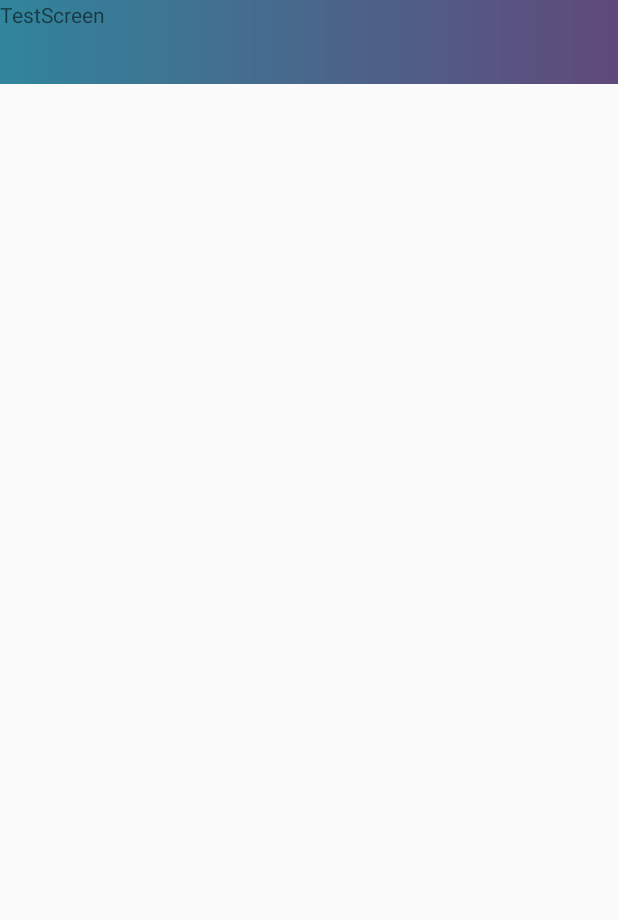
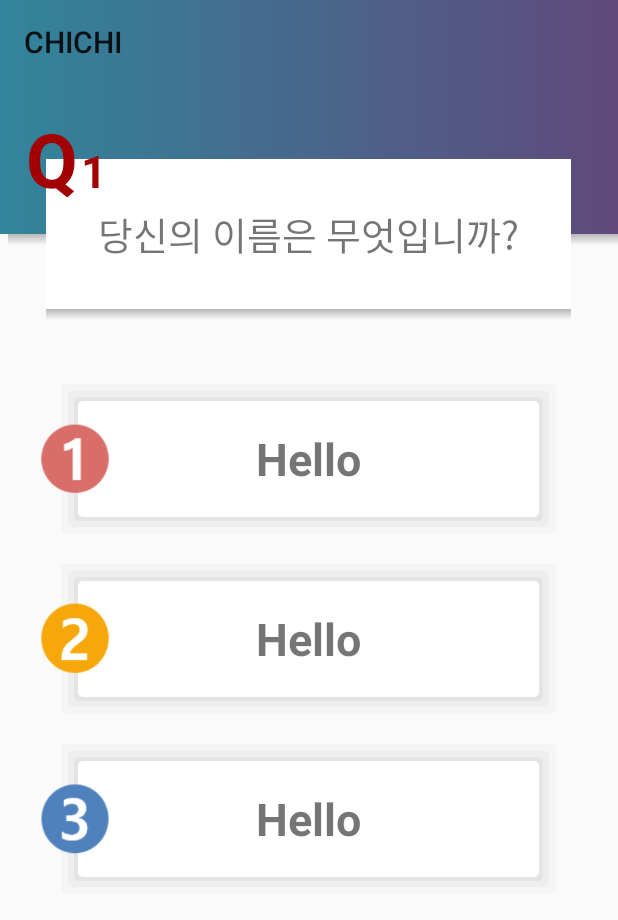
Before and after one commit to HyeonJiChoi/ChiChi, an Android app: the InspectorTestScreen screen opened directly, with no data from a screen before it, on a phone screen of 412 x 824 dp. Shown: the top 920 px of the screen. Run offline under Robolectric (Android 15) with nearby library versions, the phone set to English and light mode, and no system bars.

Commit message:
add questions
add questions

```diff
--- a/CHICHI/app/build.gradle
+++ b/CHICHI/app/build.gradle
@@ -25,6 +25,9 @@ dependencies {
     implementation 'com.google.firebase:firebase-firestore:17.1.2'
     implementation 'com.google.firebase:firebase-storage:16.0.4'
     implementation 'com.google.firebase:firebase-auth:16.0.5'
+    implementation 'androidx.appcompat:appcompat:1.0.2'
+    implementation 'androidx.lifecycle:lifecycle-extensions:2.0.0'
+    implementation 'androidx.legacy:legacy-support-v4:1.0.0'
     testImplementation 'junit:junit:4.12'
     androidTestImplementation 'androidx.test.ext:junit:1.1.0'
     androidTestImplementation 'androidx.test.espresso:espresso-core:3.1.1'
--- a/CHICHI/app/src/main/AndroidManifest.xml
+++ b/CHICHI/app/src/main/AndroidManifest.xml
@@ -9,7 +9,7 @@
         android:roundIcon="@mipmap/ic_launcher_round"
         android:supportsRtl="true"
         android:theme="@style/AppTheme">
-        <activity android:name=".InspectorTestScreen"></activity>
+        <activity android:name=".InspectorTestScreen" />
         <activity android:name=".InspectorMainScreen" />
         <activity android:name=".MainActivity">
             <intent-filter>
--- /dev/null
+++ b/CHICHI/app/src/main/java/org/dementia/chichi/InspectorTestProblemList.java
@@ -0,0 +1,21 @@
+package org.dementia.chichi;
+
+import android.content.Context;
+import android.net.Uri;
+import android.os.Bundle;
+
+import androidx.fragment.app.Fragment;
+
+import android.view.LayoutInflater;
+import android.view.View;
+import android.view.ViewGroup;
+
+public class InspectorTestProblemList extends Fragment {
+
+    public View onCreateView(LayoutInflater inflater, ViewGroup container,
+                             Bundle savedInstanceState) {
+        // Inflate the layout for this fragment
+        return inflater.inflate(R.layout.fragment_inspector_test_problem_list, container, false);
+    }
+
+}
--- /dev/null
+++ b/CHICHI/app/src/main/java/org/dementia/chichi/InspectorTestProblemQuestion.java
@@ -0,0 +1,21 @@
+package org.dementia.chichi;
+
+
+import android.os.Bundle;
+
+import androidx.fragment.app.Fragment;
+
+import android.view.LayoutInflater;
+import android.view.View;
+import android.view.ViewGroup;
+
+
+public class InspectorTestProblemQuestion extends Fragment {
+    @Override
+    public View onCreateView(LayoutInflater inflater, ViewGroup container,
+                             Bundle savedInstanceState) {
+        // Inflate the layout for this fragment
+        return inflater.inflate(R.layout.fragment_inspector_test_problem_question, container, false);
+    }
+
+}
--- a/CHICHI/app/src/main/java/org/dementia/chichi/InspectorTestScreen.java
+++ b/CHICHI/app/src/main/java/org/dementia/chichi/InspectorTestScreen.java
@@ -1,6 +1,7 @@
 package org.dementia.chichi;
 
 import androidx.appcompat.app.AppCompatActivity;
+import androidx.appcompat.widget.Toolbar;
 
 import android.os.Bundle;
 
@@ -10,5 +11,11 @@ public class InspectorTestScreen extends AppCompatActivity {
     protected void onCreate(Bundle savedInstanceState) {
         super.onCreate(savedInstanceState);
         setContentView(R.layout.activity_inspector_test_screen);
+        setActionbar();
+    }
+    public void setActionbar() {
+        //layout을 가지고 와서 actionbar에 포팅을 시킵니다.
+        Toolbar tb = (Toolbar) findViewById(R.id.toolbar) ;
+        setSupportActionBar(tb) ;
     }
 }
--- a/CHICHI/app/src/main/res/drawable/dropshadow.xml
+++ b/CHICHI/app/src/main/res/drawable/dropshadow.xml
@@ -1,7 +1,7 @@
 <?xml version="1.0" encoding="utf-8"?>
 <shape xmlns:android="http://schemas.android.com/apk/res/android" android:shape="rectangle">
-<gradient
-    android:startColor="@android:color/transparent"
-    android:endColor="#2C000000"
-    android:angle="90"/>
+    <gradient
+        android:startColor="@android:color/transparent"
+        android:endColor="#44000000"
+        android:angle="90"/>
 </shape>
--- /dev/null
+++ b/CHICHI/app/src/main/res/drawable/othershadow.xml
@@ -0,0 +1,53 @@
+<?xml version="1.0" encoding="utf-8"?>
+<layer-list xmlns:android="http://schemas.android.com/apk/res/android" >
+
+    <item>
+        <shape>
+            <padding
+                android:bottom="5dp"
+                android:left="5dp"
+                android:right="5dp"
+                android:top="5dp" />
+
+            <solid android:color="#20CCCCCC" />
+
+            <corners android:radius="3dp" />
+        </shape>
+    </item>
+    <item>
+        <shape>
+            <padding
+                android:bottom="4dp"
+                android:left="4dp"
+                android:right="4dp"
+                android:top="4dp" />
+
+            <solid android:color="#30CCCCCC" />
+
+            <corners android:radius="3dp" />
+        </shape>
+    </item>
+    <item>
+        <shape>
+            <padding
+                android:bottom="3dp"
+                android:left="3dp"
+                android:right="3dp"
+                android:top="3dp" />
+
+            <solid android:color="#50CCCCCC" />
+
+            <corners android:radius="3dp" />
+        </shape>
+    </item>
+
+    <!-- Background -->
+    <item>
+        <shape>
+            <solid android:color="@android:color/white" />
+
+            <corners android:radius="3dp" />
+        </shape>
+    </item>
+
+</layer-list>
--- a/CHICHI/app/src/main/res/layout/activity_inspector_main_screen.xml
+++ b/CHICHI/app/src/main/res/layout/activity_inspector_main_screen.xml
@@ -13,7 +13,7 @@
         android:layout_height="wrap_content" />
     <View
         android:layout_width="match_parent"
-        android:layout_height="200dp"
+        android:layout_height="220dp"
         android:background="@drawable/gradient"
         android:layout_below="@id/toobar_include"
         android:id="@+id/backgroundView"
--- a/CHICHI/app/src/main/res/layout/activity_inspector_test_screen.xml
+++ b/CHICHI/app/src/main/res/layout/activity_inspector_test_screen.xml
@@ -3,13 +3,35 @@
     android:layout_width="match_parent"
     android:layout_height="match_parent">
     <include
-        android:id="@+id/toolbar_actionbar"
+        android:id="@+id/test_toolbar_include"
         layout="@layout/toolbar_main"
         android:layout_width="match_parent"
-        android:layout_height="200dp"/>
-    <TextView
-        android:layout_width="wrap_content"
+        android:layout_height="wrap_content"/>
+    <View
+        android:layout_width="match_parent"
+        android:layout_height="100dp"
+        android:background="@drawable/gradient"
+        android:layout_below="@id/test_toolbar_include"
+        android:id="@+id/test_backgroundView"
+        />
+    <View
+        android:layout_width="match_parent"
+        android:layout_marginLeft="5dp"
+        android:layout_height="7dp"
+        android:background="@drawable/dropshadow"
+        android:layout_below="@+id/test_backgroundView"/>
+    <fragment
+        android:id="@+id/inpectorTestScreenfragment1"
+        android:name="org.dementia.chichi.InspectorTestProblemQuestion"
+        android:layout_width="match_parent"
+        android:layout_height="200dp"
+        android:layout_below="@+id/test_toolbar_include"/>
+    <fragment
+        android:id="@+id/inpectorTestScreenfragment2"
+        android:name="org.dementia.chichi.InspectorTestProblemList"
+        android:layout_width="match_parent"
         android:layout_height="wrap_content"
-        android:text="TestScreen" />
+        android:layout_centerInParent="true"
+        android:layout_below="@+id/inpectorTestScreenfragment1"/>
 
 </RelativeLayout>
--- /dev/null
+++ b/CHICHI/app/src/main/res/layout/fragment_inspector_test_problem_list.xml
@@ -0,0 +1,58 @@
+<?xml version="1.0" encoding="utf-8"?>
+<RelativeLayout xmlns:android="http://schemas.android.com/apk/res/android"
+    android:layout_width="match_parent"
+    android:layout_height="match_parent">
+
+    <TextView
+        android:layout_width="330dp"
+        android:layout_height="100dp"
+        android:id="@+id/TestProblemListSmall1"
+        android:background="@drawable/othershadow"
+        android:gravity="center"
+        android:text="Hello"
+        android:textSize="30dp"
+        android:layout_centerHorizontal="true"
+        android:layout_marginBottom="20dp"
+        android:textStyle="bold" />
+    <ImageView
+        android:layout_marginTop="15dp"
+        android:layout_width="100dp"
+        android:layout_height="80dp"
+        android:src="@drawable/smallquiz1" />
+    <TextView
+        android:layout_below="@+id/TestProblemListSmall1"
+        android:layout_width="330dp"
+        android:layout_height="100dp"
+        android:id="@+id/TestProblemListSmall2"
+        android:background="@drawable/othershadow"
+        android:gravity="center"
+        android:text="Hello"
+        android:textSize="30dp"
+        android:layout_centerHorizontal="true"
+        android:layout_marginBottom="20dp"
+        android:textStyle="bold" />
+    <ImageView
+        android:layout_marginTop="15dp"
+        android:layout_below="@+id/TestProblemListSmall1"
+        android:layout_width="100dp"
+        android:layout_height="80dp"
+        android:src="@drawable/smallquiz2" />
+    <TextView
+        android:layout_below="@+id/TestProblemListSmall2"
+        android:layout_width="330dp"
+        android:layout_height="100dp"
+        android:id="@+id/TestProblemListSmall3"
+        android:background="@drawable/othershadow"
+        android:gravity="center"
+        android:text="Hello"
+        android:textSize="30dp"
+        android:layout_centerHorizontal="true"
+        android:layout_marginBottom="20dp"
+        android:textStyle="bold" />
+    <ImageView
+        android:layout_marginTop="15dp"
+        android:layout_below="@+id/TestProblemListSmall2"
+        android:layout_width="100dp"
+        android:layout_height="80dp"
+        android:src="@drawable/smallquiz3" />
+</RelativeLayout>
--- /dev/null
+++ b/CHICHI/app/src/main/res/layout/fragment_inspector_test_problem_question.xml
@@ -0,0 +1,45 @@
+<?xml version="1.0" encoding="utf-8"?>
+<RelativeLayout xmlns:android="http://schemas.android.com/apk/res/android"
+    android:layout_width="match_parent"
+    android:layout_height="200dp">
+
+    <TextView
+        android:id="@+id/fragmentProblemQuestionText"
+        android:layout_width="350dp"
+        android:layout_height="100dp"
+        android:layout_centerInParent="true"
+        android:background="@color/common_google_signin_btn_text_dark_default"
+        android:gravity="center"
+        android:text="당신의 이름은 무엇입니까?"
+        android:textSize="25dp" />
+
+    <View
+        android:layout_width="350dp"
+        android:layout_height="7dp"
+        android:layout_below="@+id/fragmentProblemQuestionText"
+        android:layout_centerHorizontal="true"
+        android:background="@drawable/dropshadow" />
+
+    <TextView
+        android:id="@+id/fragmentProblemQuestionQ"
+        android:layout_width="wrap_content"
+        android:layout_height="wrap_content"
+        android:textSize="50dp"
+        android:text="Q"
+        android:layout_marginLeft="17dp"
+        android:layout_marginTop="16dp"
+        android:textColor="#A20202"
+        android:textStyle="bold"/>
+
+    <TextView
+        android:layout_width="wrap_content"
+        android:layout_height="wrap_content"
+        android:textSize="30dp"
+        android:text="1"
+        android:layout_alignBaseline="@+id/fragmentProblemQuestionQ"
+        android:layout_marginLeft="2dp"
+        android:layout_toRightOf="@+id/fragmentProblemQuestionQ"
+        android:textColor="#A20202"
+        android:textStyle="bold"/>
+
+</RelativeLayout>
--- a/CHICHI/app/src/main/res/values/strings.xml
+++ b/CHICHI/app/src/main/res/values/strings.xml
@@ -1,3 +1,6 @@
 <resources>
     <string name="app_name">CHICHI</string>
+
+    <!-- TODO: Remove or change this placeholder text -->
+    <string name="hello_blank_fragment">Hello blank fragment</string>
 </resources>
```
Also changed, not shown: CHICHI/app/src/main/res/drawable/smallquiz1.png, CHICHI/app/src/main/res/drawable/smallquiz2.png, CHICHI/app/src/main/res/drawable/smallquiz3.png.
